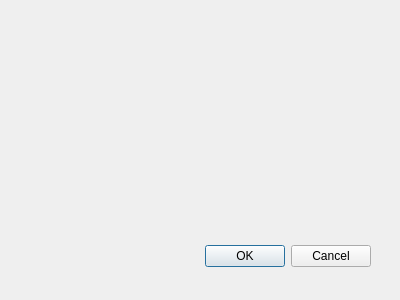
Old version of the form Datasets/inputdatadatabase.ui in the repository arkygeek/DataRanking.
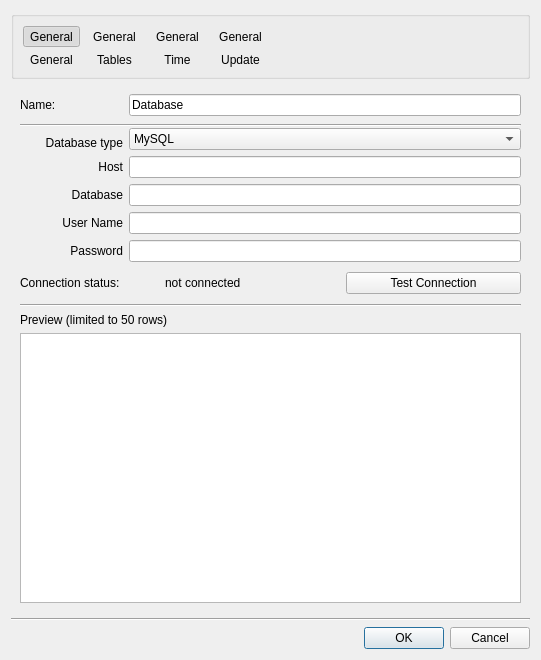
New version of the form. Icons and pictures are not drawn.

Commit message:
updating after adding resources and input types
updating after adding resources and data input type classes

What changed in the file:
```diff
--- a/Datasets/inputdatadatabase.ui
+++ b/Datasets/inputdatadatabase.ui
@@ -8,29 +8,635 @@
    <rect>
     <x>0</x>
     <y>0</y>
-    <width>400</width>
-    <height>300</height>
+    <width>541</width>
+    <height>660</height>
    </rect>
   </property>
   <property name="windowTitle">
    <string>Dialog</string>
   </property>
-  <widget name="buttonBox" class="QDialogButtonBox">
-   <property name="geometry">
-    <rect>
-     <x>30</x>
-     <y>240</y>
-     <width>341</width>
-     <height>32</height>
-    </rect>
-   </property>
-   <property name="orientation">
-    <enum>Qt::Horizontal</enum>
-   </property>
-   <property name="standardButtons">
-    <set>QDialogButtonBox::Cancel|QDialogButtonBox::Ok</set>
-   </property>
-  </widget>
+  <layout class="QGridLayout" name="gridLayout_2">
+   <item row="0" column="0">
+    <widget class="QGroupBox" name="groupBox">
+     <property name="title">
+      <string/>
+     </property>
+     <layout class="QGridLayout" name="gridLayout_4">
+      <item row="0" column="2">
+       <widget class="QToolButton" name="toolButtonTime">
+        <property name="text">
+         <string>General</string>
+        </property>
+        <property name="icon">
+         <iconset resource="Resources.qrc">
+          <normaloff>:/time2Blue.png</normaloff>:/time2Blue.png</iconset>
+        </property>
+        <property name="iconSize">
+         <size>
+          <width>40</width>
+          <height>40</height>
+         </size>
+        </property>
+        <property name="checkable">
+         <bool>true</bool>
+        </property>
+        <property name="checked">
+         <bool>false</bool>
+        </property>
+        <property name="autoExclusive">
+         <bool>true</bool>
+        </property>
+        <property name="autoRaise">
+         <bool>true</bool>
+        </property>
+       </widget>
+      </item>
+      <item row="0" column="3">
+       <widget class="QToolButton" name="toolButtonUpdate">
+        <property name="text">
+         <string>General</string>
+        </property>
+        <property name="icon">
+         <iconset resource="Resources.qrc">
+          <normaloff>:/Update.png</normaloff>:/Update.png</iconset>
+        </property>
+        <property name="iconSize">
+         <size>
+          <width>40</width>
+          <height>40</height>
+         </size>
+        </property>
+        <property name="checkable">
+         <bool>true</bool>
+        </property>
+        <property name="checked">
+         <bool>false</bool>
+        </property>
+        <property name="autoExclusive">
+         <bool>true</bool>
+        </property>
+        <property name="autoRaise">
+         <bool>true</bool>
+        </property>
+       </widget>
+      </item>
+      <item row="0" column="4">
+       <spacer name="horizontalSpacer">
+        <property name="orientation">
+         <enum>Qt::Horizontal</enum>
+        </property>
+        <property name="sizeHint" stdset="0">
+         <size>
+          <width>289</width>
+          <height>20</height>
+         </size>
+        </property>
+       </spacer>
+      </item>
+      <item row="0" column="1">
+       <widget class="QToolButton" name="toolButtonTables">
+        <property name="text">
+         <string>General</string>
+        </property>
+        <property name="icon">
+         <iconset resource="Resources.qrc">
+          <normaloff>:/ManuallyEditTableIcon.png</normaloff>:/ManuallyEditTableIcon.png</iconset>
+        </property>
+        <property name="iconSize">
+         <size>
+          <width>40</width>
+          <height>40</height>
+         </size>
+        </property>
+        <property name="checkable">
+         <bool>true</bool>
+        </property>
+        <property name="checked">
+         <bool>false</bool>
+        </property>
+        <property name="autoExclusive">
+         <bool>true</bool>
+        </property>
+        <property name="autoRaise">
+         <bool>true</bool>
+        </property>
+       </widget>
+      </item>
+      <item row="1" column="3">
+       <widget class="QLabel" name="lblUpdate">
+        <property name="text">
+         <string>Update</string>
+        </property>
+        <property name="alignment">
+         <set>Qt::AlignCenter</set>
+        </property>
+        <property name="buddy">
+         <cstring>toolButtonUpdate</cstring>
+        </property>
+       </widget>
+      </item>
+      <item row="1" column="0">
+       <widget class="QLabel" name="lblGeneral">
+        <property name="text">
+         <string>General</string>
+        </property>
+        <property name="alignment">
+         <set>Qt::AlignCenter</set>
+        </property>
+        <property name="buddy">
+         <cstring>toolButtonGeneral</cstring>
+        </property>
+       </widget>
+      </item>
+      <item row="1" column="2">
+       <widget class="QLabel" name="lblTime">
+        <property name="text">
+         <string>Time</string>
+        </property>
+        <property name="alignment">
+         <set>Qt::AlignCenter</set>
+        </property>
+        <property name="buddy">
+         <cstring>toolButtonTime</cstring>
+        </property>
+       </widget>
+      </item>
+      <item row="1" column="1">
+       <widget class="QLabel" name="lblFormat">
+        <property name="text">
+         <string>Tables</string>
+        </property>
+        <property name="alignment">
+         <set>Qt::AlignCenter</set>
+        </property>
+        <property name="buddy">
+         <cstring>toolButtonTables</cstring>
+        </property>
+       </widget>
+      </item>
+      <item row="0" column="0">
+       <widget class="QToolButton" name="toolButtonGeneral">
+        <property name="text">
+         <string>General</string>
+        </property>
+        <property name="icon">
+         <iconset resource="Resources.qrc">
+          <normaloff>:/folder-open.png</normaloff>:/folder-open.png</iconset>
+        </property>
+        <property name="iconSize">
+         <size>
+          <width>40</width>
+          <height>40</height>
+         </size>
+        </property>
+        <property name="checkable">
+         <bool>true</bool>
+        </property>
+        <property name="checked">
+         <bool>true</bool>
+        </property>
+        <property name="autoExclusive">
+         <bool>true</bool>
+        </property>
+        <property name="autoRaise">
+         <bool>true</bool>
+        </property>
+       </widget>
+      </item>
+     </layout>
+    </widget>
+   </item>
+   <item row="1" column="0">
+    <widget class="QStackedWidget" name="stackedWidget">
+     <property name="currentIndex">
+      <number>0</number>
+     </property>
+     <widget class="QWidget" name="pageGeneral">
+      <layout class="QGridLayout" name="gridLayout_5">
+       <item row="0" column="0">
+        <widget class="QLabel" name="lblGeneralName">
+         <property name="text">
+          <string>Name:</string>
+         </property>
+        </widget>
+       </item>
+       <item row="0" column="1">
+        <widget class="QLineEdit" name="ledGeneralName">
+         <property name="text">
+          <string>Database</string>
+         </property>
+        </widget>
+       </item>
+       <item row="1" column="0" rowspan="2" colspan="2">
+        <widget class="Line" name="line">
+         <property name="orientation">
+          <enum>Qt::Horizontal</enum>
+         </property>
+        </widget>
+       </item>
+       <item row="2" column="1" rowspan="2">
+        <widget class="QComboBox" name="comboBox_3">
+         <item>
+          <property name="text">
+           <string>MySQL</string>
+          </property>
+         </item>
+         <item>
+          <property name="text">
+           <string>PostgreSQL</string>
+          </property>
+         </item>
+        </widget>
+       </item>
+       <item row="3" column="0">
+        <widget class="QLabel" name="lblGeneralFile">
+         <property name="text">
+          <string>Database type</string>
+         </property>
+         <property name="alignment">
+          <set>Qt::AlignRight|Qt::AlignTrailing|Qt::AlignVCenter</set>
+         </property>
+        </widget>
+       </item>
+       <item row="4" column="0">
+        <widget class="QLabel" name="label">
+         <property name="text">
+          <string>Host</string>
+         </property>
+         <property name="alignment">
+          <set>Qt::AlignRight|Qt::AlignTrailing|Qt::AlignVCenter</set>
+         </property>
+        </widget>
+       </item>
+       <item row="4" column="1">
+        <widget class="QLineEdit" name="lineEdit_2"/>
+       </item>
+       <item row="5" column="0">
+        <widget class="QLabel" name="label_2">
+         <property name="text">
+          <string>Database</string>
+         </property>
+         <property name="alignment">
+          <set>Qt::AlignRight|Qt::AlignTrailing|Qt::AlignVCenter</set>
+         </property>
+        </widget>
+       </item>
+       <item row="5" column="1">
+        <widget class="QLineEdit" name="lineEdit"/>
+       </item>
+       <item row="6" column="0">
+        <widget class="QLabel" name="label_3">
+         <property name="text">
+          <string>User Name</string>
+         </property>
+         <property name="alignment">
+          <set>Qt::AlignRight|Qt::AlignTrailing|Qt::AlignVCenter</set>
+         </property>
+        </widget>
+       </item>
+       <item row="6" column="1">
+        <widget class="QLineEdit" name="lineEdit_3"/>
+       </item>
+       <item row="7" column="0">
+        <widget class="QLabel" name="label_4">
+         <property name="text">
+          <string>Password</string>
+         </property>
+         <property name="alignment">
+          <set>Qt::AlignRight|Qt::AlignTrailing|Qt::AlignVCenter</set>
+         </property>
+        </widget>
+       </item>
+       <item row="7" column="1">
+        <widget class="QLineEdit" name="lineEdit_4">
+         <property name="inputMethodHints">
+          <set>Qt::ImhHiddenText|Qt::ImhNoAutoUppercase|Qt::ImhNoPredictiveText|Qt::ImhSensitiveData</set>
+         </property>
+         <property name="echoMode">
+          <enum>QLineEdit::Password</enum>
+         </property>
+        </widget>
+       </item>
+       <item row="8" column="0">
+        <widget class="QLabel" name="label_6">
+         <property name="text">
+          <string>Connection status: </string>
+         </property>
+        </widget>
+       </item>
+       <item row="8" column="1">
+        <layout class="QHBoxLayout" name="horizontalLayout_7">
+         <item>
+          <widget class="QLabel" name="label_8">
+           <property name="minimumSize">
+            <size>
+             <width>30</width>
+             <height>30</height>
+            </size>
+           </property>
+           <property name="maximumSize">
+            <size>
+             <width>30</width>
+             <height>30</height>
+            </size>
+           </property>
+           <property name="text">
+            <string/>
+           </property>
+           <property name="pixmap">
+            <pixmap resource="../Scenarios/Resources/Resources.qrc">:/irkick.png</pixmap>
+           </property>
+           <property name="scaledContents">
+            <bool>true</bool>
+           </property>
+          </widget>
+         </item>
+         <item>
+          <widget class="QLabel" name="label_7">
+           <property name="text">
+            <string>not connected</string>
+           </property>
+          </widget>
+         </item>
+         <item>
+          <widget class="QPushButton" name="pushButton">
+           <property name="text">
+            <string>Test Connection</string>
+           </property>
+          </widget>
+         </item>
+        </layout>
+       </item>
+       <item row="9" column="0" colspan="2">
+        <widget class="Line" name="hlineGeneralBottom">
+         <property name="orientation">
+          <enum>Qt::Horizontal</enum>
+         </property>
+        </widget>
+       </item>
+       <item row="10" column="0" colspan="2">
+        <widget class="QLabel" name="lblGeneralPreview">
+         <property name="text">
+          <string>Preview (limited to 50 rows)</string>
+         </property>
+        </widget>
+       </item>
+       <item row="11" column="0" colspan="2">
+        <widget class="QTableWidget" name="tblwidGeneral">
+         <property name="sizePolicy">
+          <sizepolicy hsizetype="Expanding" vsizetype="Expanding">
+           <horstretch>0</horstretch>
+           <verstretch>2</verstretch>
+          </sizepolicy>
+         </property>
+        </widget>
+       </item>
+      </layout>
+     </widget>
+     <widget class="QWidget" name="pageFormat">
+      <layout class="QGridLayout" name="gridLayout">
+       <item row="0" column="0" rowspan="2" colspan="2">
+        <widget class="Line" name="hlineFormatTop">
+         <property name="orientation">
+          <enum>Qt::Horizontal</enum>
+         </property>
+        </widget>
+       </item>
+       <item row="1" column="1" rowspan="2">
+        <widget class="QComboBox" name="comboBox_4">
+         <property name="sizePolicy">
+          <sizepolicy hsizetype="Preferred" vsizetype="Fixed">
+           <horstretch>1</horstretch>
+           <verstretch>0</verstretch>
+          </sizepolicy>
+         </property>
+        </widget>
+       </item>
+       <item row="2" column="0">
+        <widget class="QLabel" name="label_5">
+         <property name="sizePolicy">
+          <sizepolicy hsizetype="Preferred" vsizetype="Preferred">
+           <horstretch>0</horstretch>
+           <verstretch>0</verstretch>
+          </sizepolicy>
+         </property>
+         <property name="text">
+          <string>Table:</string>
+         </property>
+        </widget>
+       </item>
+       <item row="3" column="0" colspan="2">
+        <widget class="Line" name="hlineFormatBottom">
+         <property name="orientation">
+          <enum>Qt::Horizontal</enum>
+         </property>
+        </widget>
+       </item>
+       <item row="4" column="0" colspan="2">
+        <widget class="QLabel" name="lblFormatPreview">
+         <property name="text">
+          <string>Preview (limited to 50 rows)</string>
+         </property>
+        </widget>
+       </item>
+       <item row="5" column="0" colspan="2">
+        <widget class="QTableWidget" name="tableWidgetFormat"/>
+       </item>
+      </layout>
+     </widget>
+     <widget class="QWidget" name="pageTime">
+      <layout class="QGridLayout" name="gridLayout_7">
+       <item row="1" column="0" colspan="2">
+        <widget class="Line" name="line_8">
+         <property name="orientation">
+          <enum>Qt::Horizontal</enum>
+         </property>
+        </widget>
+       </item>
+       <item row="7" column="0" colspan="2">
+        <widget class="QTableWidget" name="tableWidget_3"/>
+       </item>
+       <item row="6" column="0" colspan="2">
+        <widget class="QLabel" name="label_19">
+         <property name="text">
+          <string>Preview (limited to 50 rows)</string>
+         </property>
+        </widget>
+       </item>
+       <item row="3" column="0" colspan="2">
+        <layout class="QHBoxLayout" name="horizontalLayout_3">
+         <item>
+          <widget class="QCheckBox" name="checkBox_12">
+           <property name="text">
+            <string>Exclude after</string>
+           </property>
+          </widget>
+         </item>
+         <item>
+          <widget class="QDateTimeEdit" name="dateTimeEdit_2">
+           <property name="sizePolicy">
+            <sizepolicy hsizetype="Minimum" vsizetype="Fixed">
+             <horstretch>1</horstretch>
+             <verstretch>0</verstretch>
+            </sizepolicy>
+           </property>
+          </widget>
+         </item>
+        </layout>
+       </item>
+       <item row="4" column="0" colspan="2">
+        <layout class="QHBoxLayout" name="horizontalLayout_6">
+         <item>
+          <widget class="QLabel" name="label_18">
+           <property name="text">
+            <string>Corresponding decimal time:</string>
+           </property>
+          </widget>
+         </item>
+         <item>
+          <widget class="QLineEdit" name="lineEdit_9">
+           <property name="text">
+            <string>0</string>
+           </property>
+          </widget>
+         </item>
+         <item>
+          <widget class="QComboBox" name="comboBox_2">
+           <item>
+            <property name="text">
+             <string>s</string>
+            </property>
+           </item>
+          </widget>
+         </item>
+        </layout>
+       </item>
+       <item row="5" column="0" colspan="2">
+        <widget class="Line" name="line_7">
+         <property name="orientation">
+          <enum>Qt::Horizontal</enum>
+         </property>
+        </widget>
+       </item>
+       <item row="0" column="0" colspan="2">
+        <layout class="QHBoxLayout" name="horizontalLayout_5">
+         <item>
+          <widget class="QCheckBox" name="checkBox_10">
+           <property name="text">
+            <string>Independent column</string>
+           </property>
+           <property name="checked">
+            <bool>false</bool>
+           </property>
+          </widget>
+         </item>
+         <item>
+          <widget class="QComboBox" name="comboBox">
+           <item>
+            <property name="text">
+             <string>DateTime</string>
+            </property>
+           </item>
+           <item>
+            <property name="text">
+             <string>Date</string>
+            </property>
+           </item>
+           <item>
+            <property name="text">
+             <string>Time</string>
+            </property>
+           </item>
+           <item>
+            <property name="text">
+             <string>Float</string>
+            </property>
+           </item>
+           <item>
+            <property name="text">
+             <string>Double</string>
+            </property>
+           </item>
+           <item>
+            <property name="text">
+             <string>Int</string>
+            </property>
+           </item>
+          </widget>
+         </item>
+        </layout>
+       </item>
+       <item row="2" column="0" colspan="2">
+        <layout class="QHBoxLayout" name="horizontalLayout_4">
+         <item>
+          <widget class="QCheckBox" name="checkBox_11">
+           <property name="text">
+            <string>Exclude before</string>
+           </property>
+          </widget>
+         </item>
+         <item>
+          <widget class="QDateTimeEdit" name="dateTimeEdit">
+           <property name="sizePolicy">
+            <sizepolicy hsizetype="Minimum" vsizetype="Fixed">
+             <horstretch>1</horstretch>
+             <verstretch>0</verstretch>
+            </sizepolicy>
+           </property>
+          </widget>
+         </item>
+        </layout>
+       </item>
+      </layout>
+     </widget>
+     <widget class="QWidget" name="pageUpdate">
+      <layout class="QGridLayout" name="gridLayout_8">
+       <item row="0" column="0">
+        <widget class="QCheckBox" name="checkBox_15">
+         <property name="text">
+          <string>Auto load new data</string>
+         </property>
+        </widget>
+       </item>
+       <item row="1" column="0">
+        <widget class="Line" name="line_9">
+         <property name="orientation">
+          <enum>Qt::Horizontal</enum>
+         </property>
+        </widget>
+       </item>
+       <item row="2" column="0">
+        <widget class="QLabel" name="label_20">
+         <property name="text">
+          <string>Preview (limited to 50 rows)</string>
+         </property>
+        </widget>
+       </item>
+       <item row="3" column="0">
+        <widget class="QTableWidget" name="tableWidget_4"/>
+       </item>
+      </layout>
+     </widget>
+    </widget>
+   </item>
+   <item row="2" column="0">
+    <widget class="Line" name="hline">
+     <property name="orientation">
+      <enum>Qt::Horizontal</enum>
+     </property>
+    </widget>
+   </item>
+   <item row="3" column="0">
+    <widget class="QDialogButtonBox" name="buttonBox">
+     <property name="orientation">
+      <enum>Qt::Horizontal</enum>
+     </property>
+     <property name="standardButtons">
+      <set>QDialogButtonBox::Cancel|QDialogButtonBox::Ok</set>
+     </property>
+    </widget>
+   </item>
+  </layout>
  </widget>
  <pixmapfunction/>
  <resources/>
```
Left out of the diff: 12 changed lines with no effect on the pictures. The commit also changes 23 other files.
